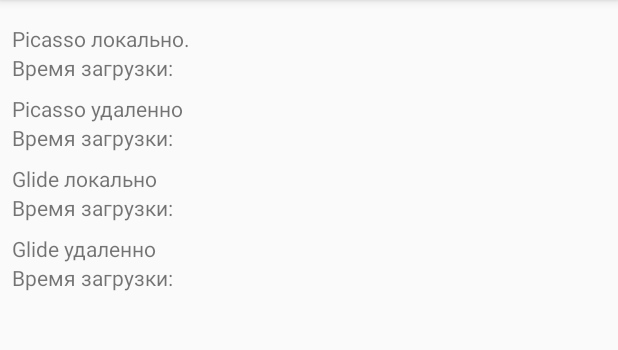
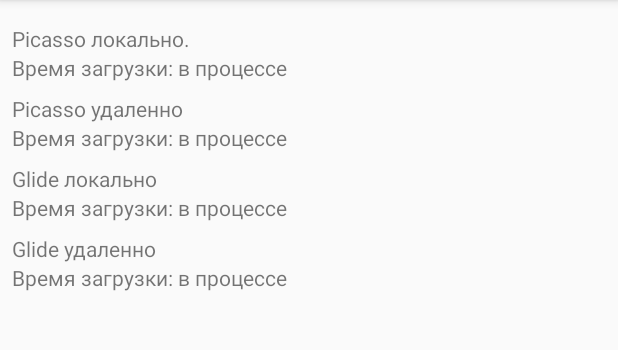
Before and after one commit to alien190/Course04Task04, an Android app: the screen it shows after launch (MainActivity), on a phone screen of 412 x 824 dp, the part 84-434 px from its top. Run offline under Robolectric (Android 15) with nearby library versions, the phone set to English and light mode, and no system bars; our stand-ins replace ButterKnife.

Commit message:
added BaseLoader and draft Picasso and Glide loaders

```diff
--- a/app/build.gradle
+++ b/app/build.gradle
@@ -16,6 +16,11 @@ android {
             proguardFiles getDefaultProguardFile('proguard-android.txt'), 'proguard-rules.pro'
         }
     }
+    compileOptions {
+        sourceCompatibility JavaVersion.VERSION_1_8
+        targetCompatibility JavaVersion.VERSION_1_8
+    }
+
 }
 
 dependencies {
@@ -25,4 +30,6 @@ dependencies {
     testImplementation 'junit:junit:4.12'
     androidTestImplementation 'com.android.support.test:runner:1.0.2'
     androidTestImplementation 'com.android.support.test.espresso:espresso-core:3.0.2'
+    implementation 'com.jakewharton:butterknife:8.8.1'
+    annotationProcessor 'com.jakewharton:butterknife-compiler:8.8.1'
 }
--- /dev/null
+++ b/app/src/main/java/com/example/alien/course04task04/loader/BaseLoader.java
@@ -0,0 +1,15 @@
+package com.example.alien.course04task04.loader;
+
+import android.arch.lifecycle.MutableLiveData;
+
+public class BaseLoader {
+    private MutableLiveData<String> mLoadTime = new MutableLiveData<>();
+
+    public BaseLoader() {
+        mLoadTime.postValue("Время загрузки: в процессе");
+    }
+
+    public MutableLiveData<String> getLoadTime() {
+        return mLoadTime;
+    }
+}
--- /dev/null
+++ b/app/src/main/java/com/example/alien/course04task04/loader/GlideLoader.java
@@ -0,0 +1,13 @@
+package com.example.alien.course04task04.loader;
+
+import android.arch.lifecycle.MutableLiveData;
+import android.widget.ImageView;
+
+public class GlideLoader extends BaseLoader implements ILoader {
+    @Override
+    public void loadImage(String uri, ImageView container) {
+
+    }
+
+
+}
--- /dev/null
+++ b/app/src/main/java/com/example/alien/course04task04/loader/ILoader.java
@@ -0,0 +1,9 @@
+package com.example.alien.course04task04.loader;
+
+import android.arch.lifecycle.MutableLiveData;
+import android.widget.ImageView;
+
+public interface ILoader {
+    void loadImage(String uri, ImageView container);
+    MutableLiveData<String> getLoadTime();
+}
--- /dev/null
+++ b/app/src/main/java/com/example/alien/course04task04/loader/PicassoLoader.java
@@ -0,0 +1,13 @@
+package com.example.alien.course04task04.loader;
+
+import android.widget.ImageView;
+
+public class PicassoLoader extends BaseLoader implements ILoader {
+
+    @Override
+    public void loadImage(String uri, ImageView container) {
+
+    }
+
+
+}
--- a/app/src/main/java/com/example/alien/course04task04/ui/MainFragment.java
+++ b/app/src/main/java/com/example/alien/course04task04/ui/MainFragment.java
@@ -7,12 +7,44 @@ import android.support.v4.app.Fragment;
 import android.view.LayoutInflater;
 import android.view.View;
 import android.view.ViewGroup;
+import android.widget.ImageView;
+import android.widget.TextView;
 
 import com.example.alien.course04task04.R;
+import com.example.alien.course04task04.loader.GlideLoader;
+import com.example.alien.course04task04.loader.ILoader;
+import com.example.alien.course04task04.loader.PicassoLoader;
+
+import butterknife.BindView;
+import butterknife.ButterKnife;
 
 public class MainFragment extends Fragment {
 
     private View mView;
+
+    @BindView(R.id.ivFirst)
+    public ImageView mIvFirst;
+    @BindView(R.id.ivSecond)
+    public ImageView mIvSecond;
+    @BindView(R.id.ivThird)
+    public ImageView mIvThird;
+    @BindView(R.id.ivFourth)
+    public ImageView mIvFourth;
+
+    @BindView(R.id.tvFirst)
+    public TextView mTvFirst;
+    @BindView(R.id.tvSecond)
+    public TextView mTvSecond;
+    @BindView(R.id.tvThird)
+    public TextView mTvThird;
+    @BindView(R.id.tvFourth)
+    public TextView mTvFourth;
+
+    private ILoader mPicassoLocalLoader = new PicassoLoader();
+    private ILoader mPicassoRemoteLoader = new PicassoLoader();
+    private ILoader mGlideLocalLoader = new GlideLoader();
+    private ILoader mGlideRemoteLoader = new GlideLoader();
+
 
     public static MainFragment newInstance() {
 
@@ -29,8 +61,25 @@ public class MainFragment extends Fragment {
     public View onCreateView(@NonNull LayoutInflater inflater, @Nullable ViewGroup container, @Nullable Bundle savedInstanceState) {
         if (mView == null) {
             mView = inflater.inflate(R.layout.fr_main, container, false);
+            ButterKnife.bind(this, mView);
+            startLoading();
         }
         return mView;
     }
 
+    private void startLoading() {
+        mPicassoLocalLoader.loadImage("", mIvFirst);
+        mPicassoLocalLoader.getLoadTime().observe(this, mTvFirst::setText);
+
+        mPicassoRemoteLoader.loadImage("", mIvSecond);
+        mPicassoRemoteLoader.getLoadTime().observe(this, mTvSecond::setText);
+
+        mGlideLocalLoader.loadImage("", mIvThird);
+        mGlideLocalLoader.getLoadTime().observe(this, mTvThird::setText);
+
+        mGlideRemoteLoader.loadImage("", mIvFourth);
+        mGlideRemoteLoader.getLoadTime().observe(this, mTvFourth::setText);
+    }
+
+
 }
```
